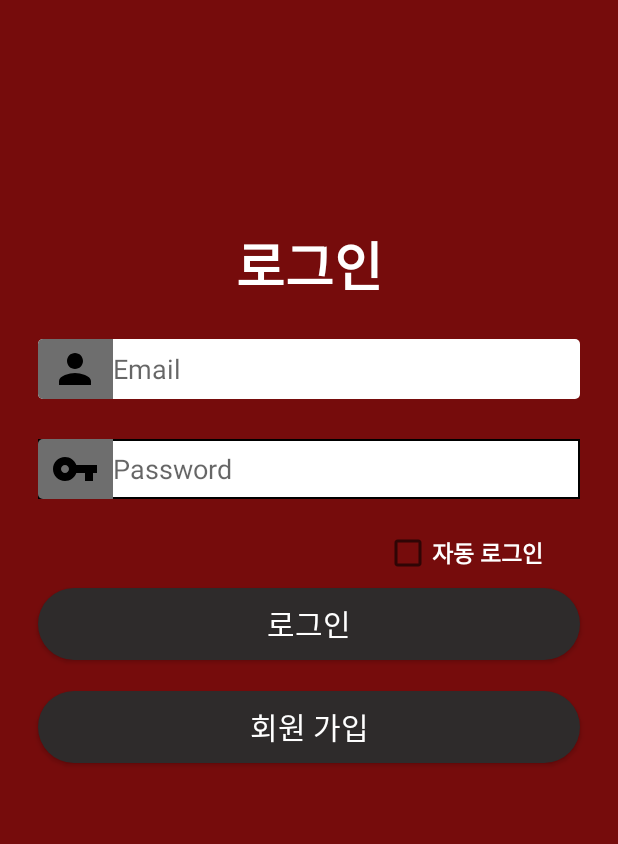
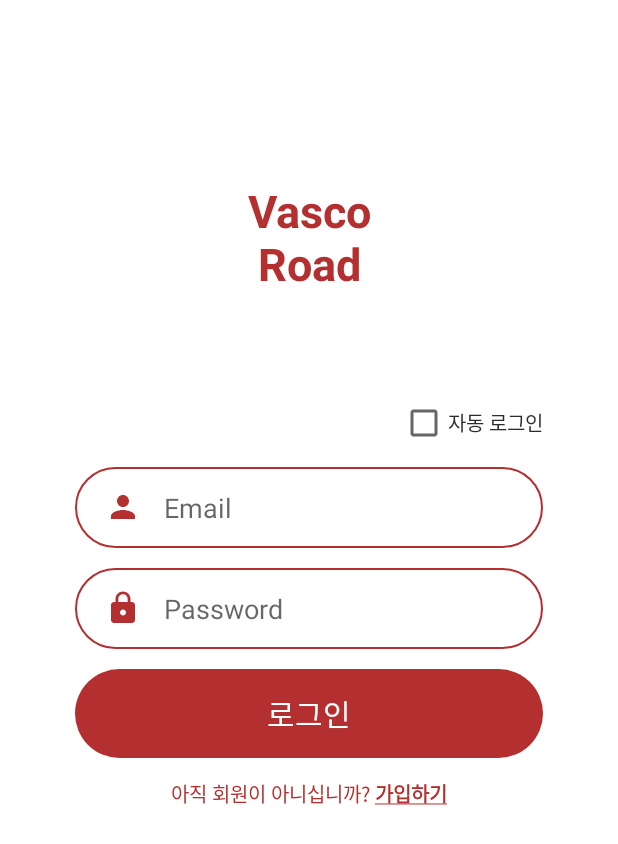
Before and after one commit to SeMin4/vasco_again, an Android app: the screen it shows after launch (LoginActivity), on a phone screen of 412 x 824 dp. Shown: the top 844 px of the screen. Run offline under Robolectric (Android 15) with nearby library versions, the phone set to English and light mode, and no system bars.

Commit message:
로그인 화면 수정

```diff
--- /dev/null
+++ b/app/src/main/res/drawable-v24/button_background4.xml
@@ -0,0 +1,37 @@
+<?xml version="1.0" encoding="utf-8"?>
+<selector xmlns:android="http://schemas.android.com/apk/res/android">
+
+    <!--원래상태일때-->
+    <item>
+        <shape android:shape="rectangle">
+            <corners android:radius="80dp">
+            </corners>
+            <solid android:color="@color/burgundy">
+
+            </solid>
+            <padding android:left = "20dp"
+                android:right="20dp"
+                android:top="15dp"
+                android:bottom="15dp"/>
+
+        </shape>
+
+    </item>
+
+    <!--버튼을 눌럿을 떄-->
+    <item android:state_pressed="true">
+
+        <shape android:shape="rectangle">
+            <corners android:radius="80dp">
+            </corners>
+            <solid android:color="@color/burgundy">
+
+            </solid>
+            <padding android:left = "20dp"
+                android:right="20dp"
+                android:top="15dp"
+                android:bottom="15dp"/>
+
+        </shape>
+    </item>
+</selector>
--- a/app/src/main/res/drawable/custom_edit_text_bg.xml
+++ b/app/src/main/res/drawable/custom_edit_text_bg.xml
@@ -1,7 +1,13 @@
 <?xml version="1.0" encoding="utf-8"?>
 <shape xmlns:android="http://schemas.android.com/apk/res/android"
     android:shape="rectangle">
-    <corners android:radius = "3dp"/>
-    <solid android:color = "#ffffff"/>
+    <corners android:radius = "50dp"/>
+    <stroke android:color="@color/burgundy"
+            android:width="1dp"/>
+    <solid android:color = "@color/white"/>
+    <padding android:left = "20dp"
+        android:right="20dp"
+        android:top="15dp"
+        android:bottom="15dp"/>
 
 </shape>
--- /dev/null
+++ b/app/src/main/res/drawable/ic_lock.xml
@@ -0,0 +1,5 @@
+<vector android:height="24dp" android:tint="#B42F2F"
+    android:viewportHeight="24.0" android:viewportWidth="24.0"
+    android:width="24dp" xmlns:android="http://schemas.android.com/apk/res/android">
+    <path android:fillColor="#FF000000" android:pathData="M18,8h-1L17,6c0,-2.76 -2.24,-5 -5,-5S7,3.24 7,6v2L6,8c-1.1,0 -2,0.9 -2,2v10c0,1.1 0.9,2 2,2h12c1.1,0 2,-0.9 2,-2L20,10c0,-1.1 -0.9,-2 -2,-2zM12,17c-1.1,0 -2,-0.9 -2,-2s0.9,-2 2,-2 2,0.9 2,2 -0.9,2 -2,2zM15.1,8L8.9,8L8.9,6c0,-1.71 1.39,-3.1 3.1,-3.1 1.71,0 3.1,1.39 3.1,3.1v2z"/>
+</vector>
--- /dev/null
+++ b/app/src/main/res/drawable/ic_person.xml
@@ -0,0 +1,5 @@
+<vector android:height="24dp" android:tint="#B42F2F"
+    android:viewportHeight="24.0" android:viewportWidth="24.0"
+    android:width="24dp" xmlns:android="http://schemas.android.com/apk/res/android">
+    <path android:fillColor="#FF000000" android:pathData="M12,12c2.21,0 4,-1.79 4,-4s-1.79,-4 -4,-4 -4,1.79 -4,4 1.79,4 4,4zM12,14c-2.67,0 -8,1.34 -8,4v2h16v-2c0,-2.66 -5.33,-4 -8,-4z"/>
+</vector>
--- a/app/src/main/res/layout/activity_login_acitivity.xml
+++ b/app/src/main/res/layout/activity_login_acitivity.xml
@@ -3,7 +3,7 @@
     xmlns:tools="http://schemas.android.com/tools"
     android:id="@+id/login_layout"
     android:layout_width="match_parent"
-    android:background="@color/burgundy"
+    android:background="@color/white"
     android:layout_height="match_parent"
     android:orientation="vertical"
     tools:context=".ui.activity.LoginActivity">
@@ -15,29 +15,43 @@
         <LinearLayout
             android:layout_width="match_parent"
             android:layout_height="wrap_content"
-            android:orientation="vertical" >
+            android:orientation="vertical"
+            android:background="@color/white">
 
             <TextView
                 android:layout_width="match_parent"
                 android:layout_height="wrap_content"
-                android:layout_marginTop="140dp"
-                android:background="@drawable/button_background"
-                android:gravity="center"
-                android:paddingVertical="10dp"
-                android:text="@string/login_activity_title"
-                android:textColor="#ffffff"
-                android:textSize="35dp"
+                android:background="@color/white"
+                android:gravity="center|bottom"
+                android:paddingTop="120dp"
+                android:paddingBottom="20dp"
+                android:text="Vasco\nRoad"
+                android:textColor="@color/burgundy"
+                android:textSize="30dp"
                 android:textStyle="bold"></TextView>
+
+
+            <CheckBox
+                android:id="@+id/auto_login"
+                android:layout_width="wrap_content"
+                android:layout_height="wrap_content"
+                android:layout_gravity="right"
+                android:layout_marginRight="50dp"
+                android:layout_marginTop="50dp"
+                android:text="@string/auto_login"
+                android:textColor="@color/dark_gray"
+                android:textSize="13dp"></CheckBox>
 
             <EditText
                 android:id="@+id/login_email"
                 android:layout_width="match_parent"
                 android:layout_height="wrap_content"
-                android:layout_marginHorizontal="25dp"
-                android:layout_marginVertical="13dp"
+                android:layout_marginHorizontal="50dp"
+                android:layout_marginTop="13dp"
                 android:background="@drawable/custom_edit_text_bg"
                 android:cursorVisible="true"
-                android:drawableLeft="@drawable/ic_username"
+                android:drawableLeft="@drawable/ic_person"
+                android:drawablePadding="15dp"
                 android:hint="@string/login_id"
                 android:importantForAutofill="no"
                 android:inputType="textNoSuggestions"
@@ -48,51 +62,46 @@
                 android:id="@+id/login_password"
                 android:layout_width="match_parent"
                 android:layout_height="wrap_content"
-                android:layout_marginHorizontal="25dp"
+                android:layout_marginHorizontal="50dp"
                 android:layout_marginTop="13dp"
-                android:layout_marginBottom="20dp"
-                android:background="@drawable/form"
+                android:background="@drawable/custom_edit_text_bg"
                 android:cursorVisible="true"
-                android:drawableLeft="@drawable/ic_password"
+                android:drawableLeft="@drawable/ic_lock"
+                android:drawablePadding="15dp"
                 android:hint="@string/login_password"
                 android:importantForAutofill="no"
                 android:inputType="textNoSuggestions|textPassword"
                 android:singleLine="true"
                 tools:ignore="LabelFor"></EditText>
 
-            <CheckBox
-                android:id="@+id/auto_login"
-                android:layout_width="wrap_content"
-                android:layout_height="wrap_content"
-                android:layout_gravity="right"
-                android:layout_marginRight="50dp"
-                android:text="@string/auto_login"
-                android:textColor="#ffffff"
-                android:textSize="15dp"
-                android:textStyle="bold"></CheckBox>
+
 
             <Button
                 android:id="@+id/login_page_sign_in"
                 android:layout_width="match_parent"
                 android:layout_height="wrap_content"
-                android:layout_marginHorizontal="25dp"
-                android:layout_marginVertical="7dp"
-                android:background="@drawable/button_background3"
+                android:layout_marginHorizontal="50dp"
+                android:layout_marginTop="13dp"
+                android:background="@drawable/button_background4"
                 android:text="@string/sign_in"
                 android:textColor="#ffffff"
-                android:textSize="20dp"></Button>
+                android:textSize="20dp"
+                style="?android:attr/borderlessButtonStyle"/>
 
             <Button
                 android:id="@+id/login_page_sign_up"
                 android:layout_width="match_parent"
                 android:layout_height="wrap_content"
-                android:layout_marginHorizontal="25dp"
-                android:layout_marginVertical="13dp"
-                android:background="@drawable/button_background3"
-                android:text="@string/sign_up"
-                android:textColor="#ffffff"
-                android:textSize="20dp"></Button>
+                android:layout_marginHorizontal="50dp"
+                android:background="#00ff0000"
+                android:text="@string/ask_sign_up"
+                android:textColor="@color/burgundy"
+                android:textSize="13dp"
+                style="?android:attr/borderlessButtonStyle"></Button>
+
+
         </LinearLayout>
+
     </ScrollView>
 
 
--- a/app/src/main/res/values/colors.xml
+++ b/app/src/main/res/values/colors.xml
@@ -1,8 +1,8 @@
 <?xml version="1.0" encoding="utf-8"?>
 <resources>
-    <color name="colorPrimary">#760c0c</color>
-    <color name="colorPrimaryDark">#760c0c</color>
-    <color name="colorAccent">#FF4081</color>
+    <color name="colorPrimary">#b42f2f</color>
+    <color name="colorPrimaryDark">#b42f2f</color>
+    <color name="colorAccent">#b42f2f</color>
     <color name = "colorGray">#82868c</color>
     <color name="primary">#C83631</color>
     <color name="primary_dark">#C83631</color>
@@ -19,6 +19,6 @@
     <color name="line">#FFFFFF</color>
     <color name="impossible">#C83631</color>
     <color name="finish">#F5C102</color>
-    <color name = "burgundy">#760c0c</color>
+    <color name = "burgundy">#b42f2f</color>
     <color name = "marsala">#8a3b3b</color>
 </resources>
--- a/app/src/main/res/values/strings.xml
+++ b/app/src/main/res/values/strings.xml
@@ -7,6 +7,7 @@
     <string name="auto_login">자동 로그인</string>
     <string name="sign_in">로그인</string>
     <string name="sign_up">회원 가입</string>
+    <string name="ask_sign_up">아직 회원이 아니십니까?  <u><b>가입하기</b></u></string>
     <string name="double_check">중복 체크</string>
     <string name="user_name">이름</string>
     <string name="user_department">소속</string>
```
